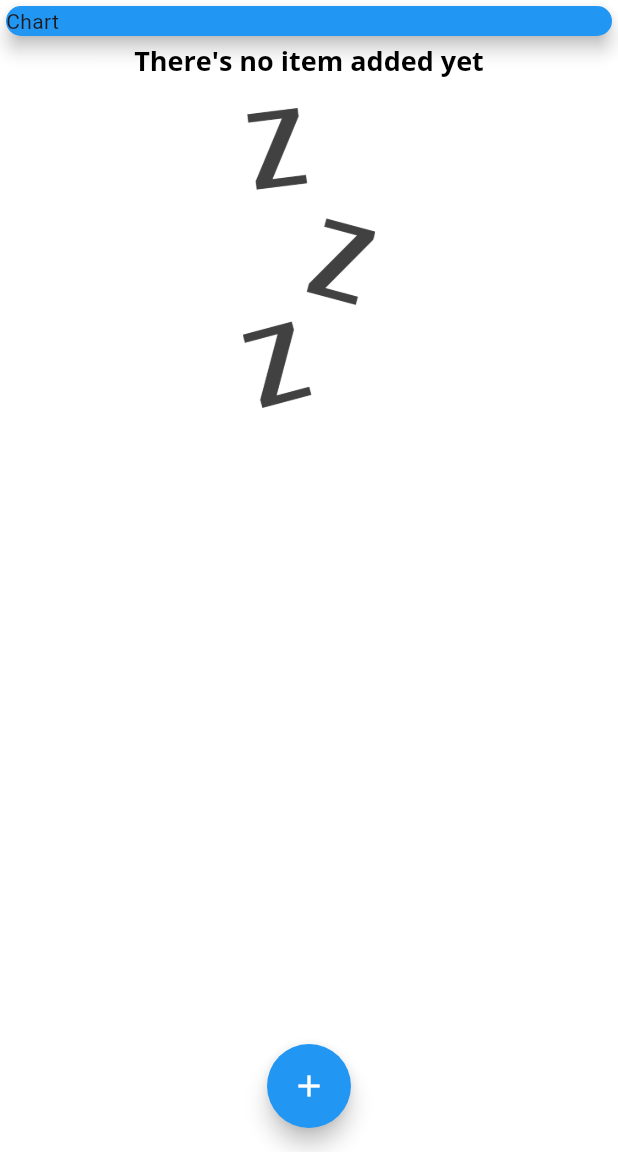
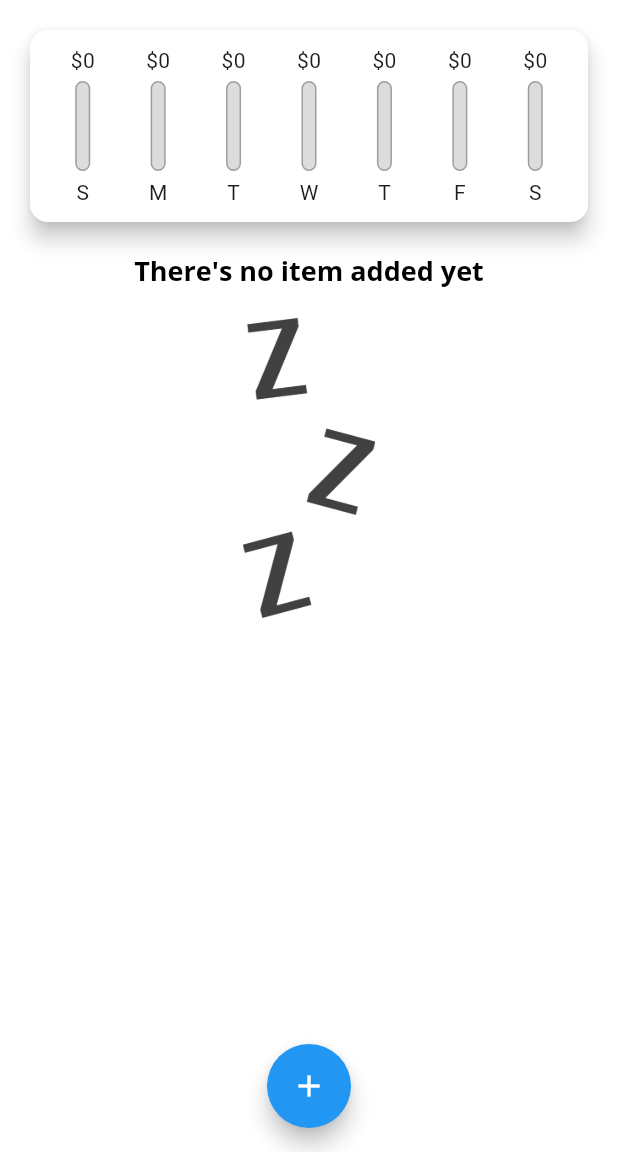
Before and after one commit to Trykea/Personal_expense_app, a Flutter app: the screen it shows after launch, on a phone screen of 412 x 824 dp, the part 84-1236 px from its top. Run offline on Flutter 3.47's test engine with Material 3 defaults, Android fonts, the light colour scheme and no system bars.

Commit message:
added chart bar and style the app

```diff
--- a/lib/main.dart
+++ b/lib/main.dart
@@ -3,6 +3,7 @@
 import './models/new_transaction.dart';
 import './widgets/transaction_list.dart';
 import 'models/transaction.dart';
+import './widgets/chart.dart';
 
 void main() => runApp(MyApp());
 
@@ -55,6 +56,16 @@
     // Transaction(id: '2', title: 'Item2', amount: 19.99, date: DateTime.now()),
   ];
 
+  List<Transaction> get _recentTransactions {
+    return _userTransactions.where((tx) {
+      return tx.date.isAfter(
+        DateTime.now().subtract(
+          Duration(days: 7),
+        ),
+      );
+    }).toList();
+  }
+
   void _addNewTransaction(String addTitle, double addAmount) {
     final newTx = Transaction(
         title: addTitle,
@@ -96,14 +107,7 @@
         child: Column(
           crossAxisAlignment: CrossAxisAlignment.stretch,
           children: [
-            Container(
-              width: double.infinity,
-              child: Card(
-                color: Colors.blue,
-                child: Text('Chart'),
-                elevation: 5,
-              ),
-            ),
+            Chart(_recentTransactions),
             TransactionList(_userTransactions),
           ],
         ),
--- /dev/null
+++ b/lib/widgets/chart.dart
@@ -0,0 +1,64 @@
+import 'package:flutter/material.dart';
+import 'package:intl/intl.dart';
+
+import '../models/transaction.dart';
+import './chart_bar.dart';
+
+class Chart extends StatelessWidget {
+  final List<Transaction> recentTransactions;
+
+  Chart(this.recentTransactions);
+
+  List<Map<String, Object>> get groupedTransactionValues {
+    return List.generate(7, (index) {
+      final weekday = DateTime.now().subtract(
+        Duration(days: index),
+      );
+      var totalSum = 0.0;
+
+      for (var i = 0; i < recentTransactions.length; i++) {
+        if (recentTransactions[i].date.day == weekday.day &&
+            recentTransactions[i].date.month == weekday.month &&
+            recentTransactions[i].date.year == weekday.year) {
+          totalSum += recentTransactions[i].amount;
+        }
+      }
+      return {
+        'day': DateFormat.E().format(weekday).substring(0, 1),
+        'amount': totalSum
+      };
+    }).reversed.toList();
+  }
+
+  double get totalSpending {
+    return groupedTransactionValues.fold(0.0, (sum, item) {
+      return sum + (item['amount'] as double);
+    });
+  }
+
+  @override
+  Widget build(BuildContext context) {
+    print(groupedTransactionValues);
+    return Card(
+      elevation: 6,
+      margin: EdgeInsets.all(20),
+      child: Padding(
+        padding: EdgeInsets.all(10),
+        child: Row(
+          mainAxisAlignment: MainAxisAlignment.spaceAround,
+          children: [
+            ...groupedTransactionValues.map((data) {
+              return Flexible(
+                fit:  FlexFit.tight,
+                child: ChartBar(
+                    data['day'] as String,
+                    (data['amount'] ?? 0.0) as double,
+                    totalSpending== 0.0 ? 0.0 : (data['amount'] as double) / totalSpending),
+              );
+            }).toList(),
+          ],
+        ),
+      ),
+    );
+  }
+}
--- /dev/null
+++ b/lib/widgets/chart_bar.dart
@@ -0,0 +1,52 @@
+import 'package:flutter/material.dart';
+
+class ChartBar extends StatelessWidget {
+  final String label;
+  final double spendingAmount;
+  final double spendingPctOfTotal;
+
+  ChartBar(this.label, this.spendingAmount, this.spendingPctOfTotal);
+
+  @override
+  Widget build(BuildContext context) {
+    return Column(
+      children: [
+        Container(
+            height: 20,
+            child: FittedBox(
+                child: Text('\$${spendingAmount.toStringAsFixed(0)}'))),
+        SizedBox(
+          height: 4,
+        ),
+        Container(
+          height: 60,
+          width: 10,
+          child: Stack(
+            children: [
+              Container(
+                decoration: BoxDecoration(
+                  border: Border.all(color: Colors.grey, width: 1.0),
+                  color: Color.fromRGBO(220, 220, 220, 1),
+                  borderRadius: BorderRadius.circular(10),
+                ),
+              ),
+              FractionallySizedBox(
+                heightFactor: spendingPctOfTotal,
+                child: Container(
+                  decoration: BoxDecoration(
+                    color: Theme.of(context).colorScheme.primary,
+                    borderRadius: BorderRadius.circular(10),
+                  ),
+                ),
+              )
+            ],
+          ),
+        ),
+        SizedBox(
+          height: 4,
+        ),
+        Text(label),
+      ],
+    );
+  }
+}
```
Also changed, not shown: lib/widgets/transaction_list.dart (+20 -38 lines). Lines whose indentation alone changed are shown as unchanged.
